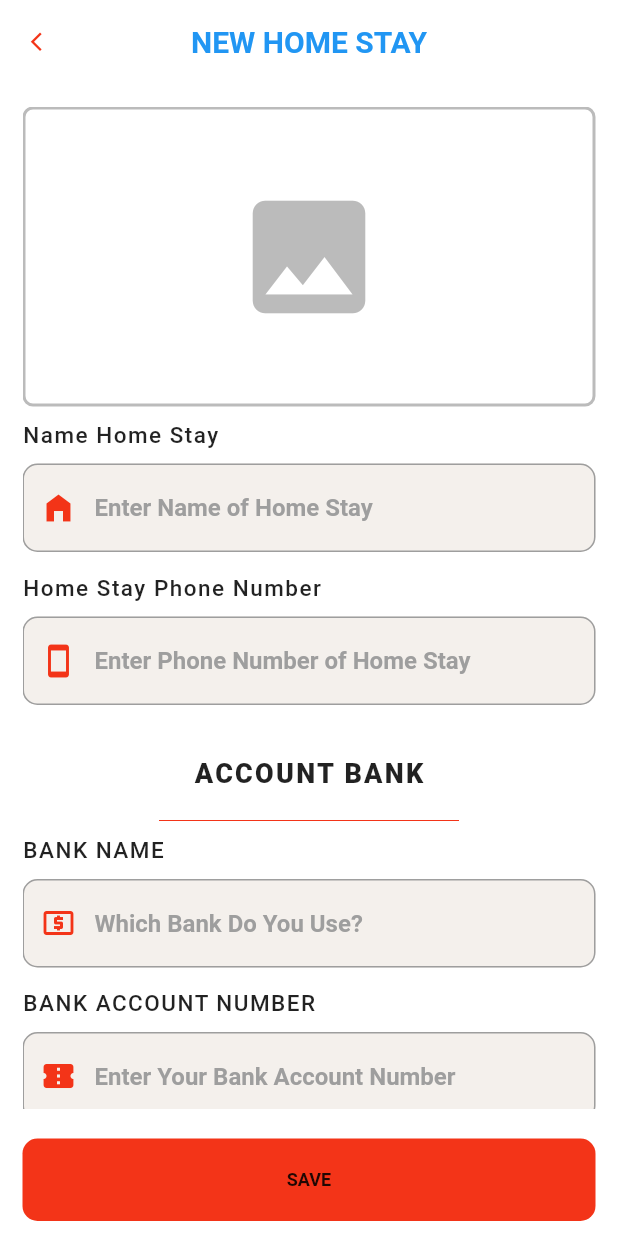
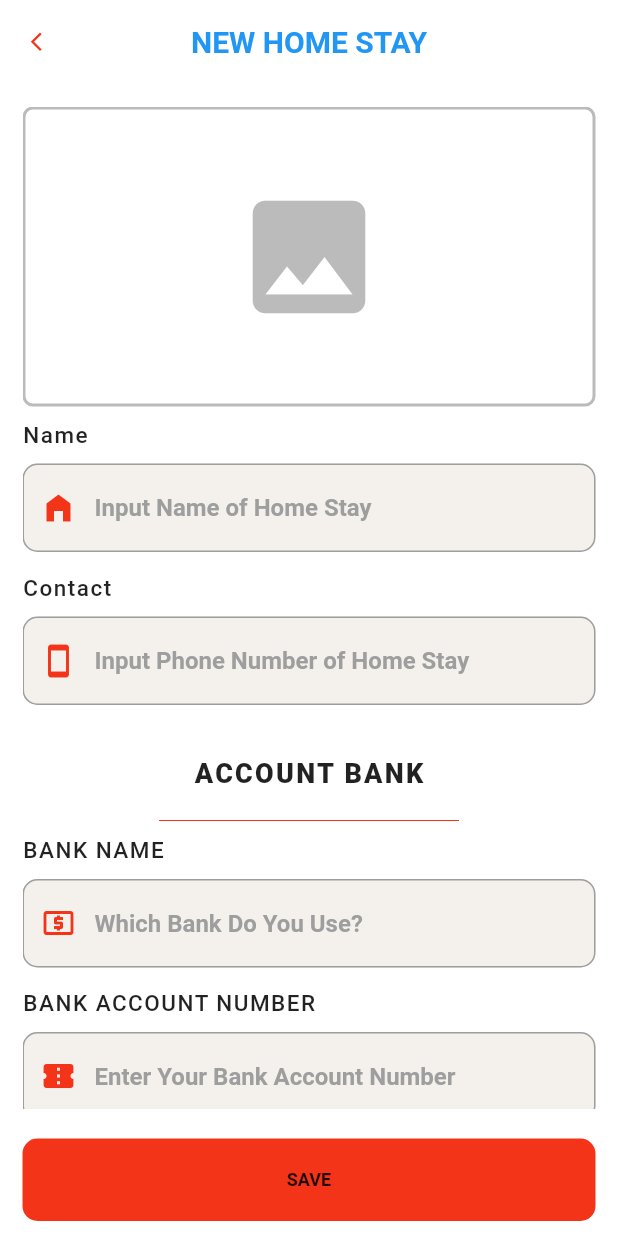
Before and after one commit to npst6/flutter_booking_mobile_app, a Flutter app: the MyHomeStayScreen screen opened directly, after a tap on "CREATE NEW", on a phone screen of 412 x 824 dp. Run offline on Flutter 3.47's test engine with Material 2 defaults, Android fonts, the phone set to English and light mode, and no system bars; our stand-ins replace cloud_firestore, firebase_auth, firebase_core, firebase_storage, flutter_svg, fluttertoast and 3 more; missing offline and left inert: date_range_picker; accounts and stored records are empty; network calls fail.

Commit message:
clean code

```diff
--- a/lib/app/detail_home_stay/detail_home_stay_screen.dart
+++ b/lib/app/detail_home_stay/detail_home_stay_screen.dart
@@ -79,11 +79,12 @@ class _DetailHomeStayScreenState extends State<DetailHomeStayScreen> {
                               Navigator.pop(context);
                             },
                             child: Container(
+
                               ///Container height
-                              height: 30,
+                              height: 35,
 
                               ///Container width
-                              width: 30,
+                              width: 35,
 
                               decoration: BoxDecoration(
                                 ///Color box
@@ -226,6 +227,7 @@ class _DetailHomeStayScreenState extends State<DetailHomeStayScreen> {
                                   ),
                                 ),
                               ),
+
                               Expanded(
                                   flex: 2,
                                   child: Row(
--- a/lib/app/my_home_stay/edit_home_stay.dart
+++ b/lib/app/my_home_stay/edit_home_stay.dart
@@ -266,7 +266,7 @@ class _NewHomeStayState extends State<EditHomeStay> {
                     ),
                     Text(
                       ///Text
-                      "Name Home Stay",
+                      "Name",
 
                       style: TextStyle(
                         ///Text size
@@ -287,7 +287,7 @@ class _NewHomeStayState extends State<EditHomeStay> {
                       controller: controllerName,
 
                       ///Hint text
-                      hintText: "Name",
+                      hintText: "Input Name of Home Stay",
 
                       ///Check empty data
                       funcValidation: ValidateData.validEmpty,
@@ -295,7 +295,7 @@ class _NewHomeStayState extends State<EditHomeStay> {
                       ///prefixIcon
                       prefixIcon: Icon(
                         ///Icon
-                        Icons.edit,
+                        Icons.home_filled,
 
                         ///Icon color
                         color: AppColors.primaryColor,
@@ -306,7 +306,7 @@ class _NewHomeStayState extends State<EditHomeStay> {
                     ),
                     Text(
                       ///Text
-                      "Phone number",
+                      "Contact",
 
                       style: TextStyle(
                         ///Text size
@@ -327,7 +327,7 @@ class _NewHomeStayState extends State<EditHomeStay> {
                       controller: controllerPhone,
 
                       ///Hint text
-                      hintText: "Phone",
+                      hintText: "Input Phone Number of Home Stay",
 
                       ///Text type phone
                       textInputType: TextInputType.phone,
--- a/lib/app/my_home_stay/my_home_stay_screen.dart
+++ b/lib/app/my_home_stay/my_home_stay_screen.dart
@@ -136,7 +136,7 @@ class _MyHomeStayScreenState extends State<MyHomeStayScreen> {
                 return IconButton(
                   icon: Icon(
                     ///Icon
-                    Icons.edit,
+                    Icons.mode_edit,
 
                     ///Icon color
                     color: AppColors.primaryColor,
@@ -329,7 +329,9 @@ class _MyHomeStayScreenState extends State<MyHomeStayScreen> {
 
                             ///Add room button
                             Padding(
+                              ///Padding
                               padding: const EdgeInsets.symmetric(horizontal: 20),
+
                               child: XButton(
                                 "New Room",
                                 () {
--- a/lib/app/my_home_stay/new_home_stay.dart
+++ b/lib/app/my_home_stay/new_home_stay.dart
@@ -136,6 +136,8 @@ class _NewHomeStayState extends State<NewHomeStay> {
           ),
         ),
       ),
+
+      ///Body
       body: Stack(
         children: [
           Padding(
@@ -146,6 +148,7 @@ class _NewHomeStayState extends State<NewHomeStay> {
               child: Form(
                 ///_formKey
                 key: _formKey,
+
                 child: Column(
                   ///Using crossAxisAlignment in a Column will determines how the children are horizontally aligned in that Column.
                   crossAxisAlignment: CrossAxisAlignment.start,
@@ -185,12 +188,14 @@ class _NewHomeStayState extends State<NewHomeStay> {
                               border: Border.all(
                                   color: Colors.grey.withOpacity(.7), width: 2),
                             ),
+
                             child: Center(
                               child: GestureDetector(
                                 ///onTap
                                 onTap: () {
                                   showGetImage(context);
                                 },
+
                                 child: Icon(
                                   ///Icon
                                   Icons.image,
@@ -211,7 +216,7 @@ class _NewHomeStayState extends State<NewHomeStay> {
                     ),
                     Text(
                       ///Text
-                      "Name Home Stay",
+                      "Name",
 
                       style: TextStyle(
                         ///Text size
@@ -232,7 +237,7 @@ class _NewHomeStayState extends State<NewHomeStay> {
                       controller: controllerName,
 
                       ///Hint text
-                      hintText: "Enter Name of Home Stay",
+                      hintText: "Input Name of Home Stay",
 
                       ///Check empty data
                       funcValidation: ValidateData.validEmpty,
@@ -251,7 +256,7 @@ class _NewHomeStayState extends State<NewHomeStay> {
                     ),
                     Text(
                       ///Text
-                      "Home Stay Phone Number",
+                      "Contact",
 
                       style: TextStyle(
                         ///Text size
@@ -272,7 +277,7 @@ class _NewHomeStayState extends State<NewHomeStay> {
                       controller: controllerPhone,
 
                       ///Hint text
-                      hintText: "Enter Phone Number of Home Stay",
+                      hintText: "Input Phone Number of Home Stay",
 
                       ///Text type phone
                       textInputType: TextInputType.phone,
--- a/lib/app/my_home_stay/new_room.dart
+++ b/lib/app/my_home_stay/new_room.dart
@@ -455,7 +455,7 @@ int numberRoom;
                                 ///prefixIcon
                                 prefixIcon: Icon(
                                   ///Icon
-                                  Icons.attach_money,
+                                  Icons.local_atm,
 
                                   ///Icon color
                                   color: AppColors.primaryColor,
```
Also changed, not shown: lib/app/history_booking/widget/item_history.dart (+10 -8 lines), lib/app/home/home_screen.dart (+39 -33 lines), lib/app/my_home_stay/edit_room.dart (+30 -6 lines), lib/app/my_home_stay/widget/item_room.dart (+13 -4 lines), 9 other files.
